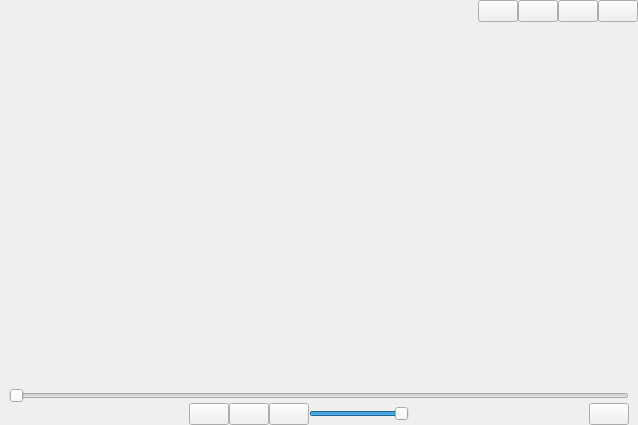
This is src/player.ui in xuzhuoyi/lplayer as Qt 5 draws it before an edit. The edited form follows.
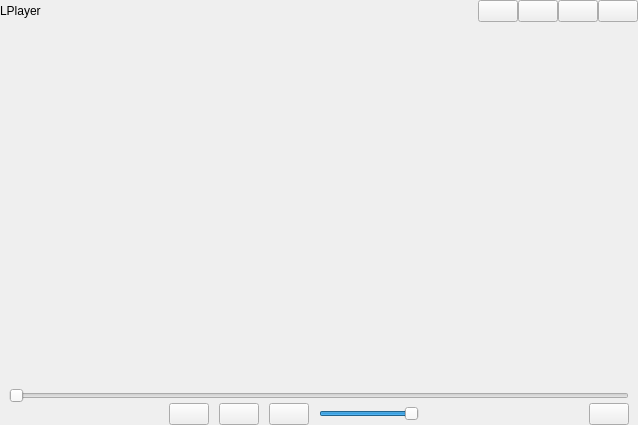
This is the edited form.

```diff
--- a/src/player.ui
+++ b/src/player.ui
@@ -47,6 +47,13 @@
       <property name="bottomMargin">
        <number>2</number>
       </property>
+      <item>
+       <widget class="QLabel" name="titleLabel">
+        <property name="text">
+         <string>LPlayer</string>
+        </property>
+       </widget>
+      </item>
       <item>
        <spacer name="horizontalSpacer_3">
         <property name="orientation">
@@ -119,6 +126,9 @@
       </item>
       <item>
        <layout class="QHBoxLayout" name="controlLayout">
+        <property name="spacing">
+         <number>10</number>
+        </property>
         <item>
          <spacer name="horizontalSpacer">
           <property name="orientation">
```
